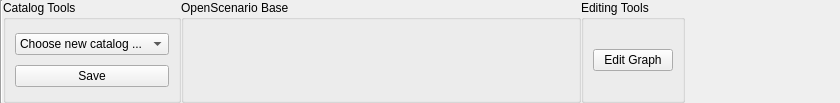
hlrs-vis/covise, file src/OpenCOVER/DrivingSim/oddlot/src/gui/tools/OSCRibbon.ui: the form before one commit.
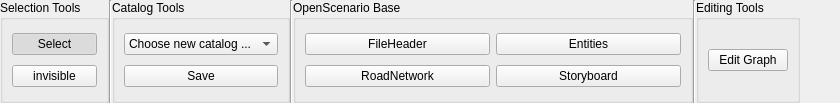
The form after the commit.

Commit message: selection tool changed, move several signals and objects

The edit to the form file:
```diff
--- a/src/OpenCOVER/DrivingSim/oddlot/src/gui/tools/OSCRibbon.ui
+++ b/src/OpenCOVER/DrivingSim/oddlot/src/gui/tools/OSCRibbon.ui
@@ -19,21 +19,65 @@
   <property name="windowTitle">
    <string>Form</string>
   </property>
-  <layout class="QHBoxLayout" name="horizontalLayout">
+  <layout class="QGridLayout" name="gridLayout">
+   <property name="leftMargin">
+    <number>0</number>
+   </property>
+   <property name="topMargin">
+    <number>0</number>
+   </property>
+   <property name="rightMargin">
+    <number>0</number>
+   </property>
+   <property name="bottomMargin">
+    <number>0</number>
+   </property>
    <property name="spacing">
     <number>0</number>
    </property>
-   <property name="margin">
-    <number>0</number>
-   </property>
-   <item>
-    <widget class="Line" name="line_type">
+   <item row="0" column="0">
+    <widget class="QGroupBox" name="selectionBox">
+     <property name="title">
+      <string>Selection Tools</string>
+     </property>
+     <layout class="QGridLayout" name="gridLayout_7">
+      <item row="1" column="0">
+       <widget class="QPushButton" name="select">
+        <property name="text">
+         <string>Select</string>
+        </property>
+        <property name="checkable">
+         <bool>true</bool>
+        </property>
+        <property name="checked">
+         <bool>true</bool>
+        </property>
+       </widget>
+      </item>
+      <item row="2" column="0">
+       <widget class="QPushButton" name="invisibleButton">
+        <property name="enabled">
+         <bool>true</bool>
+        </property>
+        <property name="text">
+         <string>invisible</string>
+        </property>
+        <property name="checkable">
+         <bool>true</bool>
+        </property>
+       </widget>
+      </item>
+     </layout>
+    </widget>
+   </item>
+   <item row="0" column="1">
+    <widget class="Line" name="line_type_2">
      <property name="orientation">
       <enum>Qt::Vertical</enum>
      </property>
     </widget>
    </item>
-   <item>
+   <item row="0" column="2">
     <widget class="QGroupBox" name="CatalogBox">
      <property name="sizePolicy">
       <sizepolicy hsizetype="Minimum" vsizetype="Preferred">
@@ -44,14 +88,7 @@
      <property name="title">
       <string>Catalog Tools</string>
      </property>
-     <layout class="QGridLayout" name="gridLayout">
-      <item row="1" column="0">
-       <widget class="QPushButton" name="oscSave">
-        <property name="text">
-         <string>Save</string>
-        </property>
-       </widget>
-      </item>
+     <layout class="QGridLayout" name="gridLayout_3" rowstretch="0,0">
       <item row="0" column="0">
        <widget class="QComboBox" name="catalogComboBox">
         <item>
@@ -61,10 +98,24 @@
         </item>
        </widget>
       </item>
+      <item row="1" column="0">
+       <widget class="QPushButton" name="oscSave">
+        <property name="text">
+         <string>Save</string>
+        </property>
+       </widget>
+      </item>
      </layout>
     </widget>
    </item>
-   <item>
+   <item row="0" column="3">
+    <widget class="Line" name="line_type">
+     <property name="orientation">
+      <enum>Qt::Vertical</enum>
+     </property>
+    </widget>
+   </item>
+   <item row="0" column="4">
     <widget class="QGroupBox" name="baseTools">
      <property name="sizePolicy">
       <sizepolicy hsizetype="Minimum" vsizetype="Preferred">
@@ -81,10 +132,58 @@
      <property name="title">
       <string>OpenScenario Base</string>
      </property>
-     <layout class="QGridLayout" name="baseToolsLayout"/>
+     <layout class="QGridLayout" name="baseToolsLayout">
+      <item row="1" column="0">
+       <widget class="QPushButton" name="roadNetworkButton">
+        <property name="text">
+         <string>RoadNetwork</string>
+        </property>
+        <property name="checkable">
+         <bool>true</bool>
+        </property>
+       </widget>
+      </item>
+      <item row="0" column="0">
+       <widget class="QPushButton" name="fileHeaderButton">
+        <property name="text">
+         <string>FileHeader</string>
+        </property>
+        <property name="checkable">
+         <bool>true</bool>
+        </property>
+       </widget>
+      </item>
+      <item row="0" column="1">
+       <widget class="QPushButton" name="entitiesButton">
+        <property name="text">
+         <string>Entities</string>
+        </property>
+        <property name="checkable">
+         <bool>true</bool>
+        </property>
+       </widget>
+      </item>
+      <item row="1" column="1">
+       <widget class="QPushButton" name="storyboardButton">
+        <property name="text">
+         <string>Storyboard</string>
+        </property>
+        <property name="checkable">
+         <bool>true</bool>
+        </property>
+       </widget>
+      </item>
+     </layout>
     </widget>
    </item>
-   <item>
+   <item row="0" column="5">
+    <widget class="Line" name="line_type_3">
+     <property name="orientation">
+      <enum>Qt::Vertical</enum>
+     </property>
+    </widget>
+   </item>
+   <item row="0" column="6">
     <widget class="QGroupBox" name="editTools">
      <property name="title">
       <string>Editing Tools</string>
@@ -106,17 +205,14 @@
      </layout>
     </widget>
    </item>
-   <item>
+   <item row="0" column="7">
     <spacer name="horizontalSpacer">
      <property name="orientation">
       <enum>Qt::Horizontal</enum>
      </property>
-     <property name="sizeType">
-      <enum>QSizePolicy::MinimumExpanding</enum>
-     </property>
      <property name="sizeHint" stdset="0">
       <size>
-       <width>20</width>
+       <width>40</width>
        <height>20</height>
       </size>
      </property>
```
Left out of the diff: 2 changed lines with no effect on the pictures. The commit also changes 51 other files.
